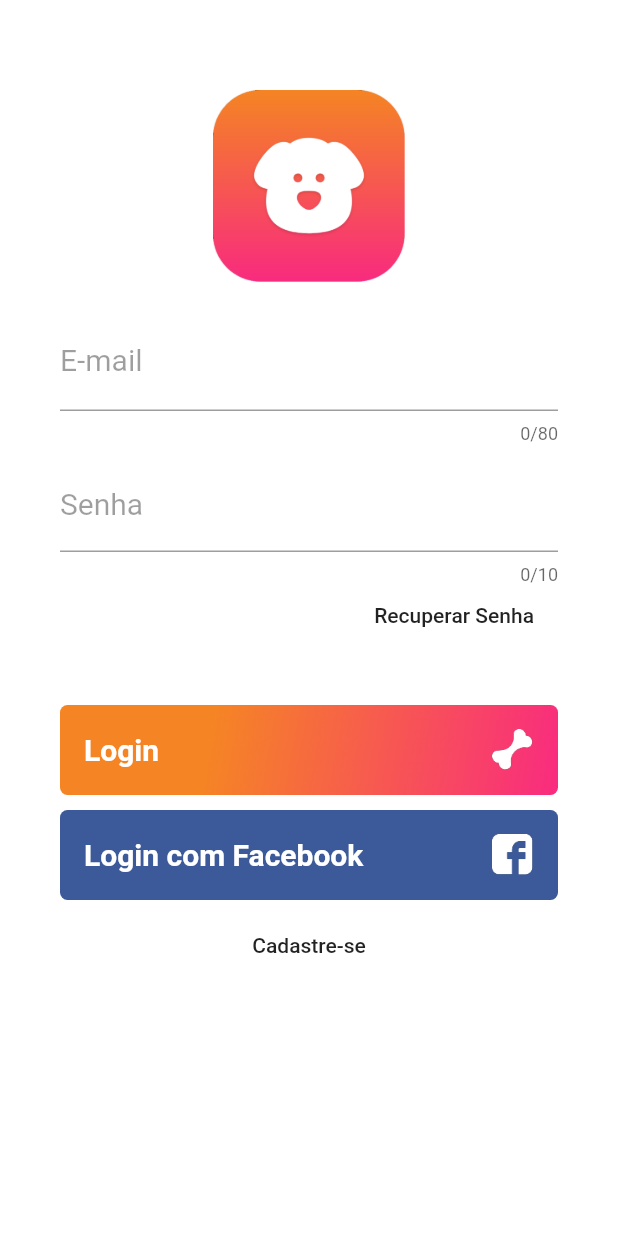
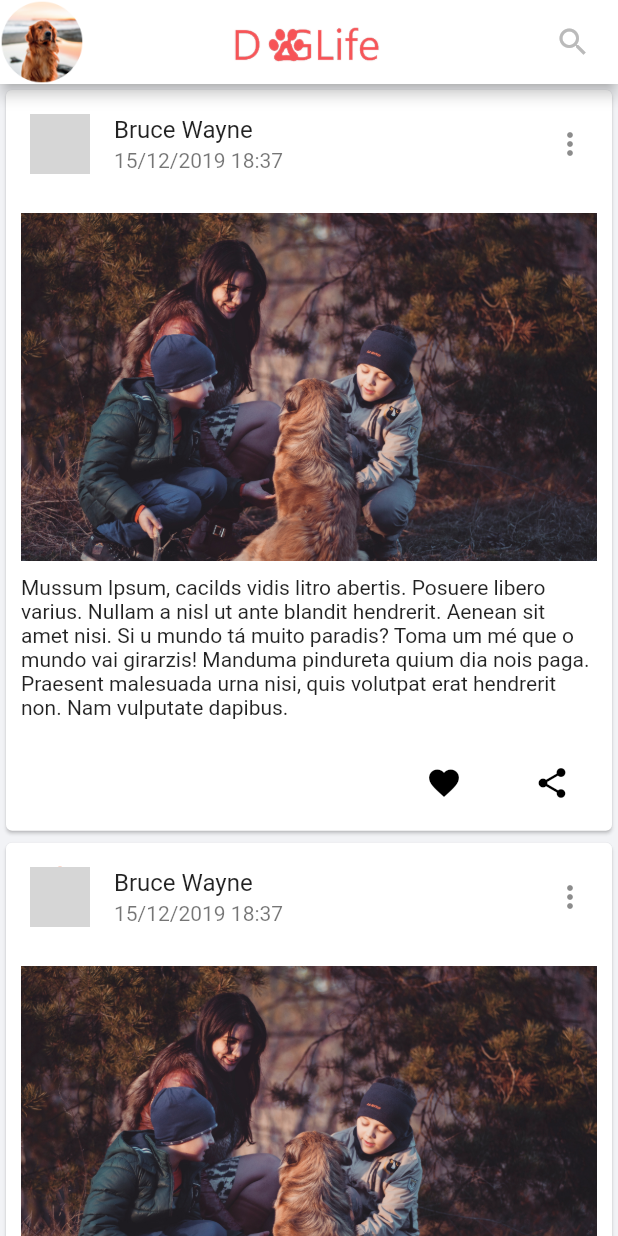
Before and after one commit to williandias360/app_dog_style_flutter, a Flutter app: the screen it shows after launch, after a tap on "Login", on a phone screen of 412 x 824 dp. Run offline on Flutter 3.47's test engine with Material 2 defaults, Android fonts, the phone set to English and light mode, and no system bars; network calls fail; grey boxes are pictures that could not be loaded.

Commit message:
Adicionado HomePage

```diff
--- /dev/null
+++ b/lib/pages/home-page.dart
@@ -0,0 +1,106 @@
+import 'package:flutter/material.dart';
+
+class HomePage extends StatelessWidget {
+  @override
+  Widget build(BuildContext context) {
+    return Scaffold(
+      appBar: AppBar(
+        backgroundColor: Colors.white,
+        title: Center(
+          child: SizedBox(
+            width: 100,
+            child: Image.asset("assets/app-logo.png"),
+          ),
+        ),
+        leading: Container(
+          height: 40,
+          width: 40,
+          decoration: new BoxDecoration(
+            image: new DecorationImage(
+              image: AssetImage("assets/user-picture.png"),
+              fit: BoxFit.fitHeight,
+            ),
+          ),
+        ),
+        actions: <Widget>[
+          Container(
+            width: 60,
+            child: FlatButton(
+              child: Icon(
+                Icons.search,
+                color: Color(0xFFBABABA),
+              ),
+              onPressed: () {},
+            ),
+          ),
+        ],
+      ),
+      body: Container(
+        color: Color(0xFFF2F3F6),
+        child: ListView(
+          children: <Widget>[
+            cardItem(),
+            cardItem(),
+            cardItem(),
+            cardItem(),
+            cardItem(),
+            cardItem(),
+            cardItem(),
+            cardItem(),
+            cardItem(),
+            cardItem(),
+            cardItem(),
+            cardItem(),
+            cardItem(),
+          ],
+        ),
+      ),
+    );
+  }
+}
+
+Widget cardItem() {
+  return Card(
+    child: Column(
+      mainAxisSize: MainAxisSize.min,
+      children: <Widget>[
+        const ListTile(
+          leading: CircleAvatar(
+            backgroundImage: NetworkImage(
+                "https://avatars2.githubusercontent.com/u/7884048?s=400&u=19df179d10376ba6e91f0d0981d0a2dc42a24051&v=4"),
+          ),
+          title: Text("Bruce Wayne"),
+          subtitle: Text("15/12/2019 18:37"),
+          trailing: Icon(Icons.more_vert),
+        ),
+        Container(
+          padding: EdgeInsets.only(
+            top: 10,
+            right: 10,
+            left: 10,
+          ),
+          child: Image.asset("assets/post-picture-001.png"),
+        ),
+        Container(
+          padding: EdgeInsets.all(10),
+          child: Text(
+              "Mussum Ipsum, cacilds vidis litro abertis. Posuere libero varius. Nullam a nisl ut ante blandit hendrerit. Aenean sit amet nisi. Si u mundo tá muito paradis? Toma um mé que o mundo vai girarzis! Manduma pindureta quium dia nois paga. Praesent malesuada urna nisi, quis volutpat erat hendrerit non. Nam vulputate dapibus."),
+        ),
+        ButtonTheme.bar(
+          child: ButtonBar(
+            children: <Widget>[
+              FlatButton(
+                child: Icon(Icons.favorite),
+                onPressed: () {},
+              ),
+              FlatButton(
+                child: Icon(Icons.share),
+                onPressed: () {},
+              ),
+            ],
+          ),
+        ),
+      ],
+    ),
+  );
+}
--- a/lib/pages/login-page.dart
+++ b/lib/pages/login-page.dart
@@ -1,3 +1,4 @@
+import 'package:app_login/pages/home-page.dart';
 import 'package:app_login/pages/reset-password-page.dart';
 import 'package:app_login/pages/signup-page.dart';
 import 'package:flutter/material.dart';
@@ -114,7 +115,10 @@ class LoginPage extends StatelessWidget {
                       ),
                     ],
                   ),
-                  onPressed: () {},
+                  onPressed: () => Navigator.push(
+                        context,
+                        MaterialPageRoute(builder: (context) => HomePage()),
+                      ),
                 ),
               ),
             ),
--- a/pubspec.yaml
+++ b/pubspec.yaml
@@ -42,7 +42,7 @@ flutter:
 
   # To add assets to your application, add an assets section, like this:
   assets:
-   - "assets/logo.png"
+   - "assets/app-logo.png"
    - "assets/bone.png"
    - "assets/fb-icon.png"
    - "assets/logo.png"
```
